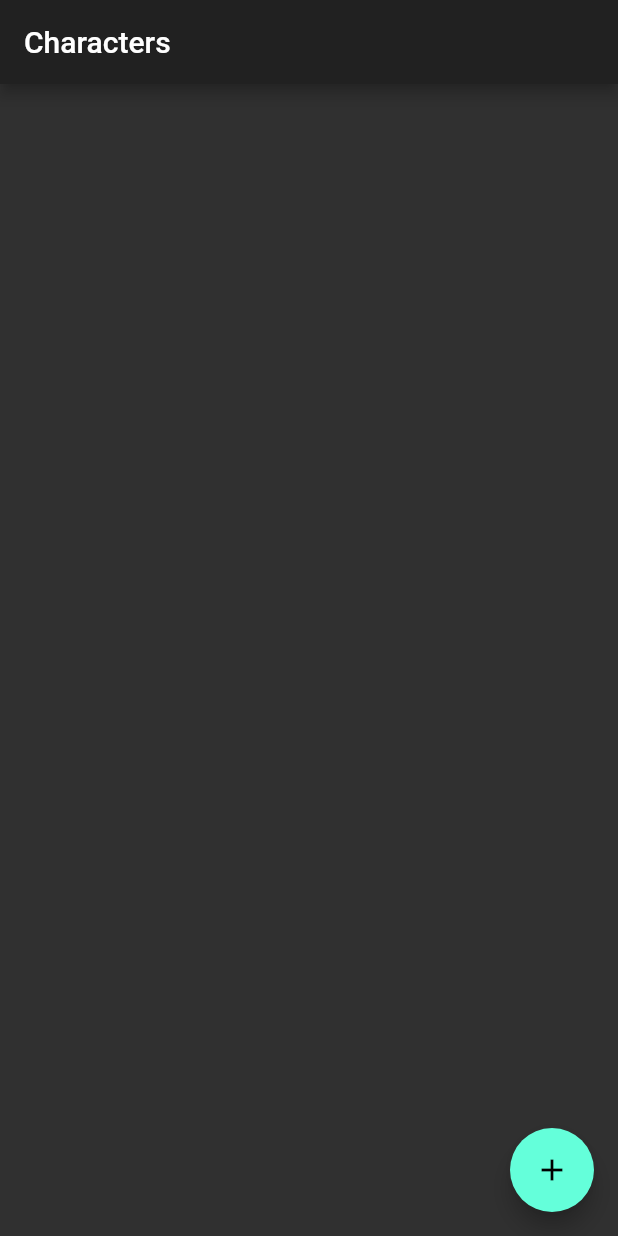
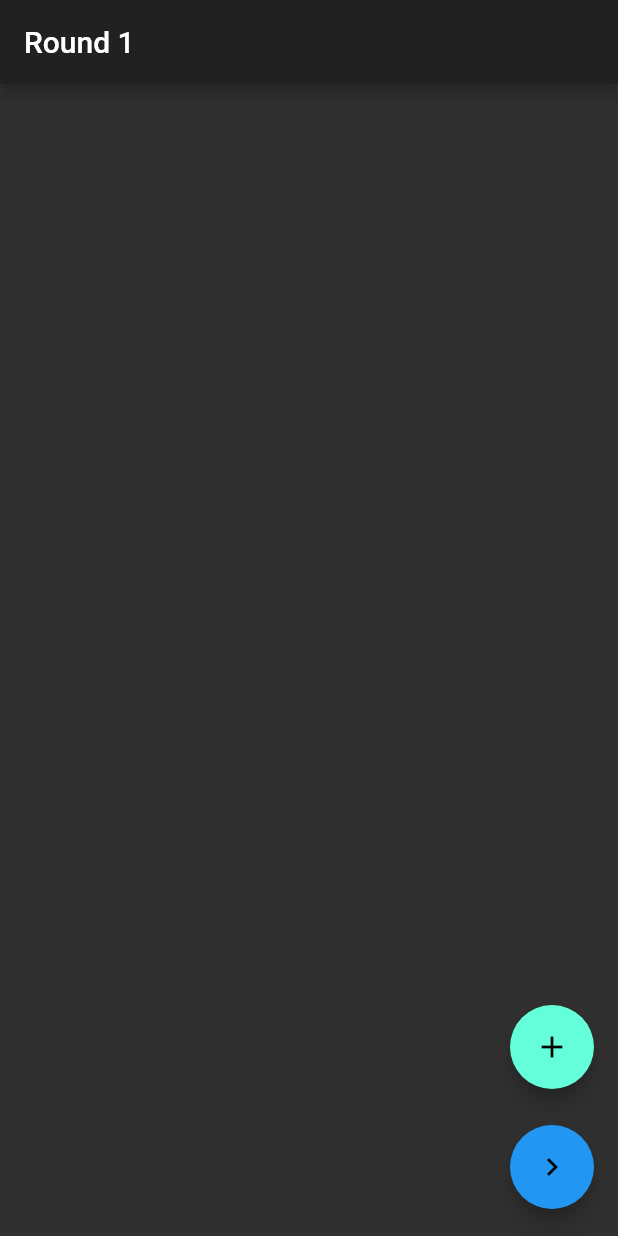
Before and after one commit to tsonnen/InitiativeTracker, a Flutter app: the screen it shows after launch, on a phone screen of 412 x 824 dp. Run offline on Flutter 3.47's test engine with Material 2 defaults, Android fonts, the phone set to English and light mode, and no system bars.

Commit message:
Add round count

```diff
--- a/lib/character_model.dart
+++ b/lib/character_model.dart
@@ -26,6 +26,12 @@ class CharacterListModel extends Model{
   List<Character> get characters => _characters.toList();
 
   List<Character> _characters = [];
+  int round = 1;
+
+  void nextRound(){
+    round++;
+    notifyListeners();
+  }
 
   void addCharacter(Character character){
     _characters.add(character);
--- a/lib/screens/home_screen.dart
+++ b/lib/screens/home_screen.dart
@@ -13,12 +13,14 @@ class HomeScreen extends StatefulWidget {
 }
 
 class HomeScreenState extends State<HomeScreen>{
+  var titleText = "Round 1";
 
   @override
   Widget build(BuildContext context){
+
     return Scaffold(
       appBar: AppBar(
-        title: Text("Characters"),
+        title: Text(titleText),
       ),
       body: Container(
         child: ScopedModelDescendant<CharacterListModel>(
@@ -38,14 +40,55 @@ class HomeScreenState extends State<HomeScreen>{
                 .toList()),
         ),
       ),
-      floatingActionButton: FloatingActionButton(
-        onPressed:  () {
-                Navigator
-                    .of(context)
-                    .push(MaterialPageRoute(builder: (context) => AddCharacterPage()));
-              },
-        child: Icon(Icons.add),
-      ),
+      floatingActionButton: new Container(
+          height: 140.0,
+          child: new Stack(
+            children: <Widget>[
+              Align(
+                alignment: Alignment.bottomRight,
+                child: new Column(
+                  crossAxisAlignment: CrossAxisAlignment.end,
+                  children: <Widget>[
+                    Container(
+                      height: 60.0,
+                      child: new FloatingActionButton(
+                        heroTag: "addCharacter",
+                         onPressed: () {
+                            Navigator
+                                .of(context)
+                                .push(MaterialPageRoute(builder: (context) => AddCharacterPage()));
+                        },
+                        tooltip: 'Add Character',
+                        child: new Icon(Icons.add),
+                      ),
+                    ),
+                    new Container(
+                      height: 20.0,
+                    ), // a space
+                    ScopedModelDescendant<CharacterListModel>(
+                      builder: (context, child, model) => Container(
+                        height: 60.0,
+                        child: new FloatingActionButton(
+                          heroTag: "nextRound",
+                          onPressed: (){
+                            model.nextRound();
+                            this.setState(() {
+                              var round = model.round;
+                              titleText = "Round " + round.toString();
+                            });
+                          },
+                          backgroundColor: Colors.blue,
+                          tooltip: 'Next Round',
+                          child: new Icon(Icons.navigate_next),
+                        ),
+                      ),
+                    ),
+                  ],
+                ),
+              )
+            ],
+          ),
+        ) // This trailing comma makes auto-formatting nicer for build methods.
     );
   }
 }
```
Also changed, not shown: 1 other file.
